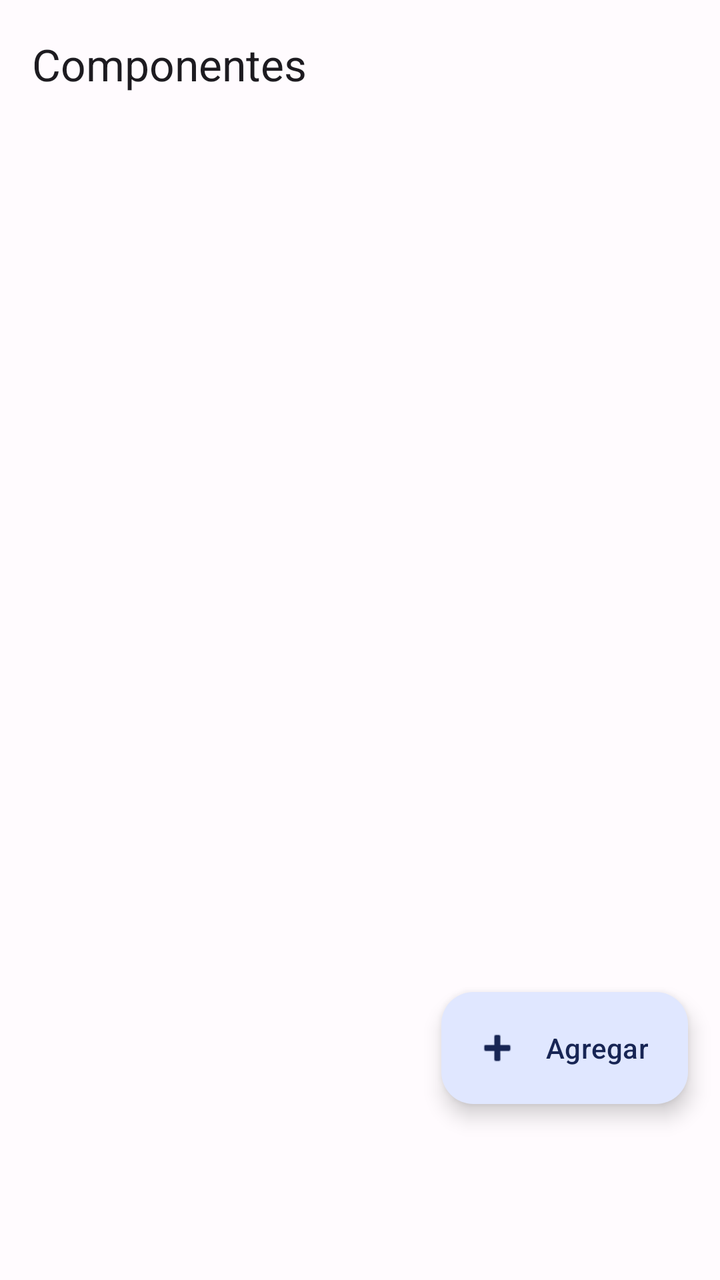
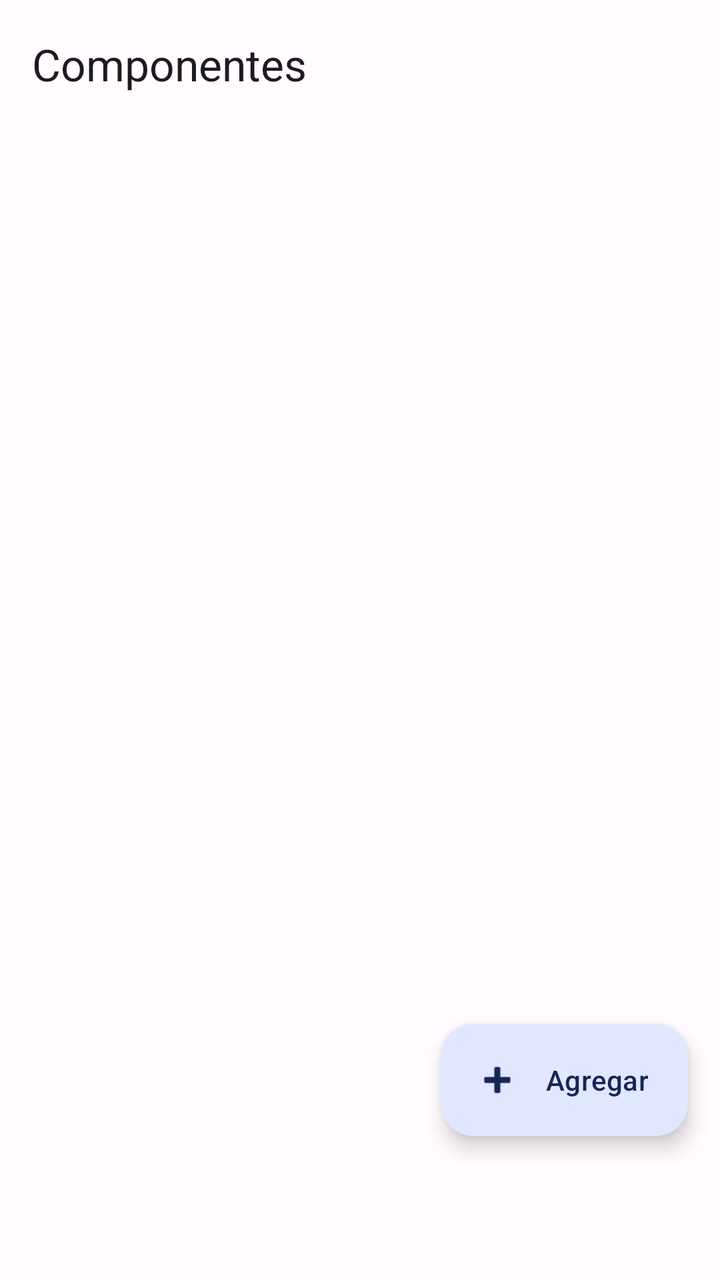

Compare the two renders of this Android layout. The source of the first and the diff that turns it into the second are given below.
<!-- AndroidManifest.xml: activity theme Theme.Calification -->
<!-- res/layout/activity_main.xml -->
<?xml version="1.0" encoding="utf-8"?>
<androidx.coordinatorlayout.widget.CoordinatorLayout xmlns:android="http://schemas.android.com/apk/res/android"
    xmlns:app="http://schemas.android.com/apk/res-auto"
    xmlns:tools="http://schemas.android.com/tools"
    android:id="@+id/main"
    android:layout_width="match_parent"
    android:layout_height="match_parent"
    android:background="?android:attr/colorBackground"
    tools:context=".MainActivity">

    <com.google.android.material.appbar.AppBarLayout
        android:layout_width="match_parent"
        android:layout_height="wrap_content">

        <com.google.android.material.appbar.MaterialToolbar
            android:id="@+id/toolbar"
            android:layout_width="match_parent"
            android:layout_height="?attr/actionBarSize"
            app:title="@string/components_title" />
    </com.google.android.material.appbar.AppBarLayout>

    <FrameLayout
        android:layout_width="match_parent"
        android:layout_height="match_parent"
        app:layout_behavior="@string/appbar_scrolling_view_behavior">

        <ListView
            android:id="@+id/entity_list"
            android:layout_width="match_parent"
            android:layout_height="match_parent"
            android:clipToPadding="false"
            android:divider="@android:color/transparent"
            android:dividerHeight="8dp"
            android:paddingStart="12dp"
            android:paddingTop="12dp"
            android:paddingEnd="12dp"
            android:paddingBottom="88dp" />

        <GridView
            android:id="@+id/evaluation_grid"
            android:layout_width="match_parent"
            android:layout_height="match_parent"
            android:clipToPadding="false"
            android:columnWidth="300dp"
            android:horizontalSpacing="12dp"
            android:numColumns="auto_fit"
            android:paddingStart="12dp"
            android:paddingTop="12dp"
            android:paddingEnd="12dp"
            android:paddingBottom="88dp"
            android:stretchMode="columnWidth"
            android:verticalSpacing="12dp"
            android:visibility="gone" />

        <LinearLayout
            android:id="@+id/empty_view"
            android:layout_width="match_parent"
            android:layout_height="match_parent"
            android:gravity="center"
            android:orientation="vertical"
            android:padding="32dp"
            android:visibility="gone">

            <TextView
                android:id="@+id/empty_label"
                android:layout_width="wrap_content"
                android:layout_height="wrap_content"
                android:gravity="center"
                android:text="@string/no_components"
                android:textAppearance="?attr/textAppearanceBodyLarge" />

            <com.google.android.material.button.MaterialButton
                android:id="@+id/empty_action"
                style="@style/Widget.Material3.Button.TonalButton"
                android:layout_width="wrap_content"
                android:layout_height="wrap_content"
                android:layout_marginTop="16dp"
                android:text="@string/add" />
        </LinearLayout>

        <com.google.android.material.progressindicator.CircularProgressIndicator
            android:id="@+id/progress"
            android:layout_width="wrap_content"
            android:layout_height="wrap_content"
            android:layout_gravity="center"
            android:visibility="gone" />
    </FrameLayout>

    <com.google.android.material.floatingactionbutton.ExtendedFloatingActionButton
        android:id="@+id/fab"
        android:layout_width="wrap_content"
        android:layout_height="wrap_content"
        android:layout_gravity="bottom|end"
        android:layout_marginStart="16dp"
        android:layout_marginTop="16dp"
        android:layout_marginEnd="16dp"
        android:layout_marginBottom="88dp"
        android:contentDescription="@string/add"
        android:text="@string/add"
        app:icon="@android:drawable/ic_input_add" />

    <com.google.android.material.bottomnavigation.BottomNavigationView
        android:id="@+id/group_navigation"
        android:layout_width="match_parent"
        android:layout_height="wrap_content"
        android:layout_gravity="bottom"
        android:background="?attr/colorSurface"
        android:visibility="gone"
        app:menu="@menu/menu_group_navigation" />

</androidx.coordinatorlayout.widget.CoordinatorLayout>
<!-- resources referenced by this layout -->
<resources>
  <string name="add">Agregar</string>
  <string name="components_title">Componentes</string>
  <string name="no_components">Aún no hay componentes. Pulsa “Agregar” para crear el primero.</string>
  <style name="Theme.Calification" parent="Base.Theme.Calification" />
  <style name="Base.Theme.Calification" parent="Theme.Material3.DayNight.NoActionBar">
          <item name="colorPrimary">@color/brand_primary</item>
          <item name="colorOnPrimary">@color/brand_on_primary</item>
          <item name="colorPrimaryContainer">@color/brand_primary_container</item>
          <item name="colorOnPrimaryContainer">@color/brand_on_primary_container</item>
          <item name="colorSurface">@color/app_surface</item>
          <item name="colorSurfaceVariant">@color/app_surface_variant</item>
          <item name="android:colorBackground">@color/app_surface</item>
          <item name="android:windowLightStatusBar">true</item>
          <item name="android:windowLightNavigationBar">true</item>
      </style>
  <color name="brand_primary">#3F51B5</color>
  <color name="brand_on_primary">#FFFFFF</color>
  <color name="brand_primary_container">#E0E7FF</color>
  <color name="brand_on_primary_container">#172554</color>
  <color name="app_surface">#FFFBFE</color>
  <color name="app_surface_variant">#F1F3F9</color>
</resources>

<!-- the commit's change to res/layout/activity_main.xml (unified diff, before → after) -->
@@ -19,72 +19,102 @@
             app:title="@string/components_title" />
     </com.google.android.material.appbar.AppBarLayout>
 
-    <FrameLayout
+    <LinearLayout
         android:layout_width="match_parent"
         android:layout_height="match_parent"
+        android:orientation="vertical"
         app:layout_behavior="@string/appbar_scrolling_view_behavior">
 
-        <ListView
-            android:id="@+id/entity_list"
+        <com.google.android.material.textfield.TextInputLayout
+            android:id="@+id/student_search_layout"
+            style="@style/Widget.Material3.TextInputLayout.OutlinedBox.Dense"
             android:layout_width="match_parent"
-            android:layout_height="match_parent"
-            android:clipToPadding="false"
-            android:divider="@android:color/transparent"
-            android:dividerHeight="8dp"
-            android:paddingStart="12dp"
-            android:paddingTop="12dp"
-            android:paddingEnd="12dp"
-            android:paddingBottom="88dp" />
+            android:layout_height="wrap_content"
+            android:layout_marginStart="12dp"
+            android:layout_marginTop="8dp"
+            android:layout_marginEnd="12dp"
+            android:layout_marginBottom="4dp"
+            android:hint="@string/search_student"
+            android:visibility="gone"
+            app:endIconMode="clear_text"
+            app:startIconDrawable="@android:drawable/ic_menu_search">
 
-        <GridView
-            android:id="@+id/evaluation_grid"
+            <com.google.android.material.textfield.TextInputEditText
+                android:id="@+id/student_search_input"
+                android:layout_width="match_parent"
+                android:layout_height="wrap_content"
+                android:imeOptions="actionDone"
+                android:inputType="textPersonName"
+                android:maxLines="1" />
+        </com.google.android.material.textfield.TextInputLayout>
+
+        <FrameLayout
             android:layout_width="match_parent"
-            android:layout_height="match_parent"
-            android:clipToPadding="false"
-            android:columnWidth="300dp"
-            android:horizontalSpacing="12dp"
-            android:numColumns="auto_fit"
-            android:paddingStart="12dp"
-            android:paddingTop="12dp"
-            android:paddingEnd="12dp"
-            android:paddingBottom="88dp"
-            android:stretchMode="columnWidth"
-            android:verticalSpacing="12dp"
-            android:visibility="gone" />
+            android:layout_height="0dp"
+            android:layout_weight="1">
 
-        <LinearLayout
-            android:id="@+id/empty_view"
-            android:layout_width="match_parent"
-            android:layout_height="match_parent"
-            android:gravity="center"
-            android:orientation="vertical"
-            android:padding="32dp"
-            android:visibility="gone">
+            <ListView
+                android:id="@+id/entity_list"
+                android:layout_width="match_parent"
+                android:layout_height="match_parent"
+                android:clipToPadding="false"
+                android:divider="@android:color/transparent"
+                android:dividerHeight="8dp"
+                android:paddingStart="12dp"
+                android:paddingTop="8dp"
+                android:paddingEnd="12dp"
+                android:paddingBottom="72dp" />
 
-            <TextView
-                android:id="@+id/empty_label"
+            <GridView
+                android:id="@+id/evaluation_grid"
+                android:layout_width="match_parent"
+                android:layout_height="match_parent"
+                android:clipToPadding="false"
+                android:columnWidth="300dp"
+                android:horizontalSpacing="12dp"
+                android:numColumns="auto_fit"
+                android:paddingStart="12dp"
+                android:paddingTop="8dp"
+                android:paddingEnd="12dp"
+                android:paddingBottom="72dp"
+                android:stretchMode="columnWidth"
+                android:verticalSpacing="12dp"
+                android:visibility="gone" />
+
+            <LinearLayout
+                android:id="@+id/empty_view"
+                android:layout_width="match_parent"
+                android:layout_height="match_parent"
+                android:gravity="center"
+                android:orientation="vertical"
+                android:padding="32dp"
+                android:visibility="gone">
+
+                <TextView
+                    android:id="@+id/empty_label"
+                    android:layout_width="wrap_content"
+                    android:layout_height="wrap_content"
+                    android:gravity="center"
+                    android:text="@string/no_components"
+                    android:textAppearance="?attr/textAppearanceBodyLarge" />
+
+                <com.google.android.material.button.MaterialButton
+                    android:id="@+id/empty_action"
+                    style="@style/Widget.Material3.Button.TonalButton"
+                    android:layout_width="wrap_content"
+                    android:layout_height="wrap_content"
+                    android:layout_marginTop="16dp"
+                    android:text="@string/add" />
+            </LinearLayout>
+
+            <com.google.android.material.progressindicator.CircularProgressIndicator
+                android:id="@+id/progress"
                 android:layout_width="wrap_content"
                 android:layout_height="wrap_content"
-                android:gravity="center"
-                android:text="@string/no_components"
-                android:textAppearance="?attr/textAppearanceBodyLarge" />
-
-            <com.google.android.material.button.MaterialButton
-                android:id="@+id/empty_action"
-                style="@style/Widget.Material3.Button.TonalButton"
-                android:layout_width="wrap_content"
-                android:layout_height="wrap_content"
-                android:layout_marginTop="16dp"
-                android:text="@string/add" />
-        </LinearLayout>
-
-        <com.google.android.material.progressindicator.CircularProgressIndicator
-            android:id="@+id/progress"
-            android:layout_width="wrap_content"
-            android:layout_height="wrap_content"
-            android:layout_gravity="center"
-            android:visibility="gone" />
-    </FrameLayout>
+                android:layout_gravity="center"
+                android:visibility="gone" />
+        </FrameLayout>
+    </LinearLayout>
 
     <com.google.android.material.floatingactionbutton.ExtendedFloatingActionButton
         android:id="@+id/fab"
@@ -94,18 +124,52 @@
         android:layout_marginStart="16dp"
         android:layout_marginTop="16dp"
         android:layout_marginEnd="16dp"
-        android:layout_marginBottom="88dp"
+        android:layout_marginBottom="72dp"
         android:contentDescription="@string/add"
         android:text="@string/add"
         app:icon="@android:drawable/ic_input_add" />
 
-    <com.google.android.material.bottomnavigation.BottomNavigationView
+    <com.google.android.material.button.MaterialButtonToggleGroup
         android:id="@+id/group_navigation"
         android:layout_width="match_parent"
-        android:layout_height="wrap_content"
+        android:layout_height="64dp"
         android:layout_gravity="bottom"
         android:background="?attr/colorSurface"
+        android:elevation="8dp"
+        android:orientation="horizontal"
+        android:padding="6dp"
         android:visibility="gone"
-        app:menu="@menu/menu_group_navigation" />
+        app:selectionRequired="true"
+        app:singleSelection="true">
+
+        <com.google.android.material.button.MaterialButton
+            android:id="@+id/navigation_evaluations"
+            style="@style/Widget.Material3.Button.TextButton"
+            android:layout_width="0dp"
+            android:layout_height="match_parent"
+            android:layout_weight="1"
+            android:checked="true"
+            android:text="@string/evaluations_tab"
+            android:textColor="@color/navigation_item_color"
+            app:backgroundTint="@color/navigation_item_background"
+            app:icon="@android:drawable/ic_menu_agenda"
+            app:iconGravity="textStart"
+            app:iconPadding="8dp"
+            app:iconTint="@color/navigation_item_color" />
+
+        <com.google.android.material.button.MaterialButton
+            android:id="@+id/navigation_students"
+            style="@style/Widget.Material3.Button.TextButton"
+            android:layout_width="0dp"
+            android:layout_height="match_parent"
+            android:layout_weight="1"
+            android:text="@string/students_tab"
+            android:textColor="@color/navigation_item_color"
+            app:backgroundTint="@color/navigation_item_background"
+            app:icon="@android:drawable/ic_menu_myplaces"
+            app:iconGravity="textStart"
+            app:iconPadding="8dp"
+            app:iconTint="@color/navigation_item_color" />
+    </com.google.android.material.button.MaterialButtonToggleGroup>
 
 </androidx.coordinatorlayout.widget.CoordinatorLayout>
<!-- resource entries referenced after the edit -->
@@ -2,7 +2,10 @@
 <resources>
   <string name="add">Agregar</string>
   <string name="components_title">Componentes</string>
+  <string name="evaluations_tab">Evaluaciones</string>
   <string name="no_components">Aún no hay componentes. Pulsa “Agregar” para crear el primero.</string>
+  <string name="search_student">Buscar estudiante</string>
+  <string name="students_tab">Estudiantes</string>
   <style name="Theme.Calification" parent="Base.Theme.Calification" />
   <style name="Base.Theme.Calification" parent="Theme.Material3.DayNight.NoActionBar">
           <item name="colorPrimary">@color/brand_primary</item>
